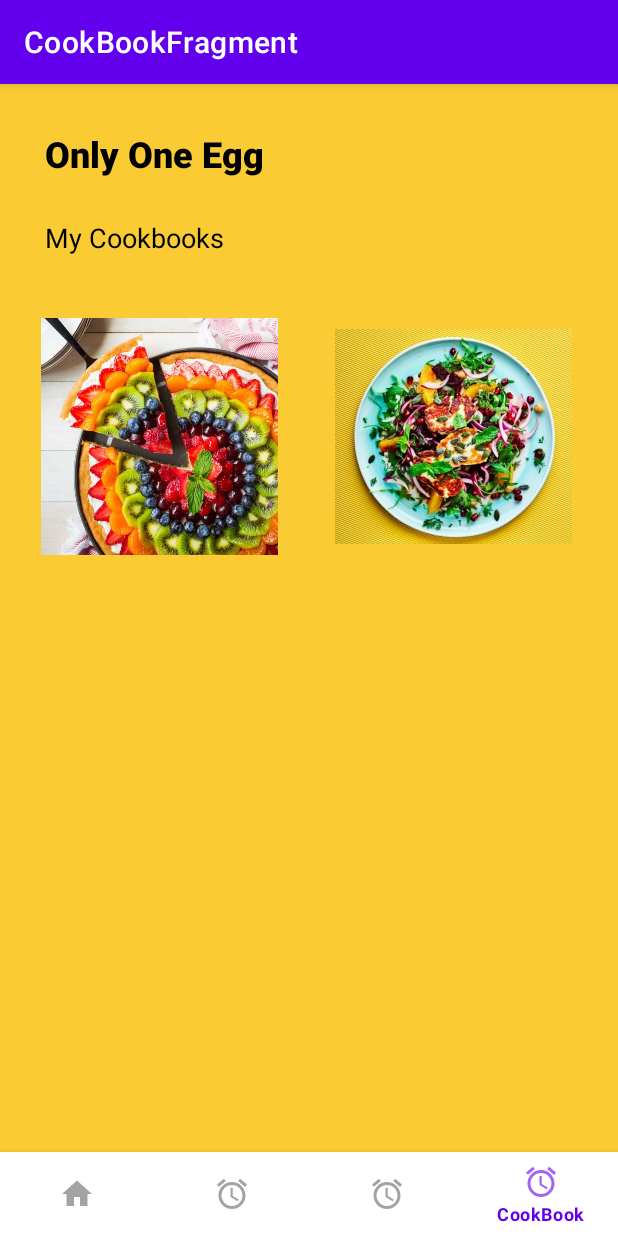
After one commit to fh-erfurt/OnlyOneEgg, an Android app: the CookBookFragment screen opened through its navigation route, on a phone screen of 412 x 824 dp. The commit adds this screen. Run offline under Robolectric (Android 15) with nearby library versions, the phone set to English and light mode, and no system bars; our stand-ins replace data binding, navigation-ui.

Commit message:
refactor project structure

```diff
--- a/app/src/main/java/de/fherfurt/onlyoneegg/view/MainActivity.kt
+++ b/app/src/main/java/de/fherfurt/onlyoneegg/view/MainActivity.kt
@@ -19,7 +19,7 @@ class MainActivity : AppCompatActivity() {
         // Passing each menu ID as a set of Ids because each
         // menu should be considered as top level destinations.
         val appBarConfiguration = AppBarConfiguration.Builder(
-            R.id.dashboardFragment, R.id.timerFragment, R.id.recipeFragment
+            R.id.dashboardFragment, R.id.timerFragment, R.id.recipeFragment, R.id.cookbookFragment
         )
             .build()
 
--- /dev/null
+++ b/app/src/main/java/de/fherfurt/onlyoneegg/view/ui/cookbook/CookBookFragment.kt
@@ -0,0 +1,43 @@
+package de.fherfurt.onlyoneegg.view.ui.cookbook
+
+import android.os.Bundle
+import android.view.LayoutInflater
+import android.view.View
+import android.view.ViewGroup
+import androidx.databinding.DataBindingUtil
+import androidx.fragment.app.Fragment
+import androidx.lifecycle.ViewModelProvider
+import de.fherfurt.onlyoneegg.R
+import de.fherfurt.onlyoneegg.databinding.FragmentCookbookBinding
+
+
+class CookBookFragment : Fragment() {
+
+
+    override fun onCreateView(
+            inflater: LayoutInflater, container: ViewGroup?,
+            savedInstanceState: Bundle?
+    ): View? {
+
+        // Get a reference to the binding object and inflate the fragment views.
+        val binding : FragmentCookbookBinding = DataBindingUtil.inflate(
+                inflater, R.layout.fragment_cookbook, container, false)
+
+
+        val application = requireNotNull(this.activity).application
+
+
+        val viewModelFactory = CookBookViewModelFactory(application)
+
+        val cookbookViewModel =
+                ViewModelProvider(
+                        this, viewModelFactory).get(CookBookViewModel::class.java)
+
+        binding.cookbookViewModel = cookbookViewModel
+        binding.setLifecycleOwner(this)
+        return binding.root
+
+
+    }
+
+}
--- /dev/null
+++ b/app/src/main/java/de/fherfurt/onlyoneegg/view/ui/cookbook/CookBookViewModel.kt
@@ -0,0 +1,16 @@
+package de.fherfurt.onlyoneegg.view.ui.cookbook
+
+import android.app.Application
+import androidx.lifecycle.AndroidViewModel
+
+class CookBookViewModel (application: Application): AndroidViewModel(application) {
+
+    val cookbookName ="Desserts"
+
+    val recipes : List<String>
+        get() = mutableListOf("Chocolate Cake", "Banana Muffins", "Apple Pie")
+
+
+    fun onClick() {
+    }
+}
--- /dev/null
+++ b/app/src/main/java/de/fherfurt/onlyoneegg/view/ui/cookbook/CookBookViewModelFactory.kt
@@ -0,0 +1,15 @@
+package de.fherfurt.onlyoneegg.view.ui.cookbook
+
+import android.app.Application
+import androidx.lifecycle.ViewModel
+import androidx.lifecycle.ViewModelProvider
+
+class CookBookViewModelFactory (private val application: Application) : ViewModelProvider.Factory {
+    @Suppress("unchecked_cast")
+    override fun <T : ViewModel?> create(modelClass: Class<T>): T {
+        if (modelClass.isAssignableFrom(CookBookViewModel::class.java)) {
+            return CookBookViewModel(application) as T
+        }
+        throw IllegalArgumentException("Unknown ViewModel class")
+    }
+}
--- /dev/null
+++ b/app/src/main/res/layout/fragment_cookbook.xml
@@ -0,0 +1,106 @@
+<?xml version="1.0" encoding="utf-8"?>
+<layout xmlns:android="http://schemas.android.com/apk/res/android"
+xmlns:app="http://schemas.android.com/apk/res-auto"
+xmlns:tools="http://schemas.android.com/tools">
+
+<data>
+    <variable
+        name="cookbookViewModel"
+        type="de.fherfurt.onlyoneegg.view.ui.cookbook.CookBookViewModel" />
+</data>
+
+    <androidx.constraintlayout.widget.ConstraintLayout xmlns:android="http://schemas.android.com/apk/res/android"
+        xmlns:app="http://schemas.android.com/apk/res-auto"
+        xmlns:tools="http://schemas.android.com/tools"
+        android:layout_width="match_parent"
+        android:layout_height="match_parent"
+        android:background="@color/yellow">
+
+        <TextView
+            android:id="@+id/onlyOneEggText"
+            android:layout_width="0dp"
+            android:layout_height="40dp"
+            android:layout_marginStart="30dp"
+            android:layout_marginTop="30dp"
+            android:fontFamily="sans-serif-black"
+            android:text="Only One Egg"
+            android:textColor="@color/black"
+            android:textSize="24sp"
+            app:layout_constraintStart_toStartOf="parent"
+            app:layout_constraintTop_toTopOf="parent" />
+
+        <TextView
+            android:id="@+id/CookBookText"
+            android:layout_width="wrap_content"
+            android:layout_height="wrap_content"
+            android:layout_marginStart="30dp"
+            android:layout_marginTop="90dp"
+            android:text="My Cookbooks"
+            android:textColor="@color/black"
+            android:textSize="18sp"
+            app:layout_constraintStart_toStartOf="parent"
+            app:layout_constraintTop_toTopOf="parent" />
+
+        <ImageView
+            android:id="@+id/imageView"
+            android:layout_width="158dp"
+            android:layout_height="170dp"
+            android:layout_marginTop="150dp"
+            app:layout_constraintEnd_toEndOf="parent"
+            app:layout_constraintHorizontal_bias="0.88"
+            app:layout_constraintStart_toStartOf="parent"
+            app:layout_constraintTop_toTopOf="parent"
+            app:srcCompat="@drawable/salad" />
+
+        <TextView
+            android:id="@+id/cookbook_text1"
+            android:layout_width="100dp"
+            android:layout_height="wrap_content"
+            android:layout_marginStart="30dp"
+            android:layout_marginTop="320dp"
+            android:text="Cookbook 1"
+            android:textColor="@color/black"
+            app:layout_constraintBottom_toTopOf="@+id/onlyOneEggText"
+            app:layout_constraintEnd_toEndOf="parent"
+            app:layout_constraintHorizontal_bias="0.67"
+            app:layout_constraintStart_toStartOf="parent"
+            app:layout_constraintTop_toTopOf="parent"
+            app:layout_constraintVertical_bias="0.0" />
+
+        <ImageView
+            android:id="@+id/imageView2"
+            android:layout_width="158dp"
+            android:layout_height="170dp"
+            android:layout_marginTop="150dp"
+            app:layout_constraintBottom_toBottomOf="parent"
+            app:layout_constraintEnd_toStartOf="@+id/imageView"
+            app:layout_constraintHorizontal_bias="0.42"
+            app:layout_constraintStart_toStartOf="parent"
+            app:layout_constraintTop_toTopOf="parent"
+            app:layout_constraintVertical_bias="0.0"
+            app:srcCompat="@drawable/dessert" />
+
+        <TextView
+            android:id="@+id/cookbook_text2"
+            android:layout_width="100dp"
+            android:layout_height="wrap_content"
+            android:layout_marginStart="30dp"
+            android:layout_marginTop="320dp"
+            android:text="Cookbook 2"
+            android:textColor="@color/black"
+            app:layout_constraintBottom_toTopOf="@+id/onlyOneEggText"
+            app:layout_constraintEnd_toStartOf="@+id/cookbook_text1"
+            app:layout_constraintHorizontal_bias="0.0"
+            app:layout_constraintStart_toStartOf="parent"
+            app:layout_constraintTop_toTopOf="parent"
+            app:layout_constraintVertical_bias="0.0" />
+    </androidx.constraintlayout.widget.ConstraintLayout>
+</layout>
+
+
+
+
+
+
+
+<?xml version="1.0" encoding="utf-8"?>
--- a/app/src/main/res/menu/bottom_nav_menu.xml
+++ b/app/src/main/res/menu/bottom_nav_menu.xml
@@ -16,4 +16,9 @@
         android:icon="@drawable/ic_action_timer"
         android:title="Recipe" />
 
+    <item
+        android:id="@+id/cookbookFragment"
+        android:icon="@drawable/ic_action_timer"
+        android:title="CookBook" />
+
 </menu>
--- a/app/src/main/res/navigation/navigation.xml
+++ b/app/src/main/res/navigation/navigation.xml
@@ -24,5 +24,11 @@
         android:label="RecipeFragment"
         tools:layout="@layout/fragment_recipe" />
 
+    <fragment
+        android:id="@+id/cookbookFragment"
+        android:name="de.fherfurt.onlyoneegg.view.ui.cookbook.CookBookFragment"
+        android:label="CookBookFragment"
+        tools:layout="@layout/fragment_cookbook" />
+
 
 </navigation>
```
